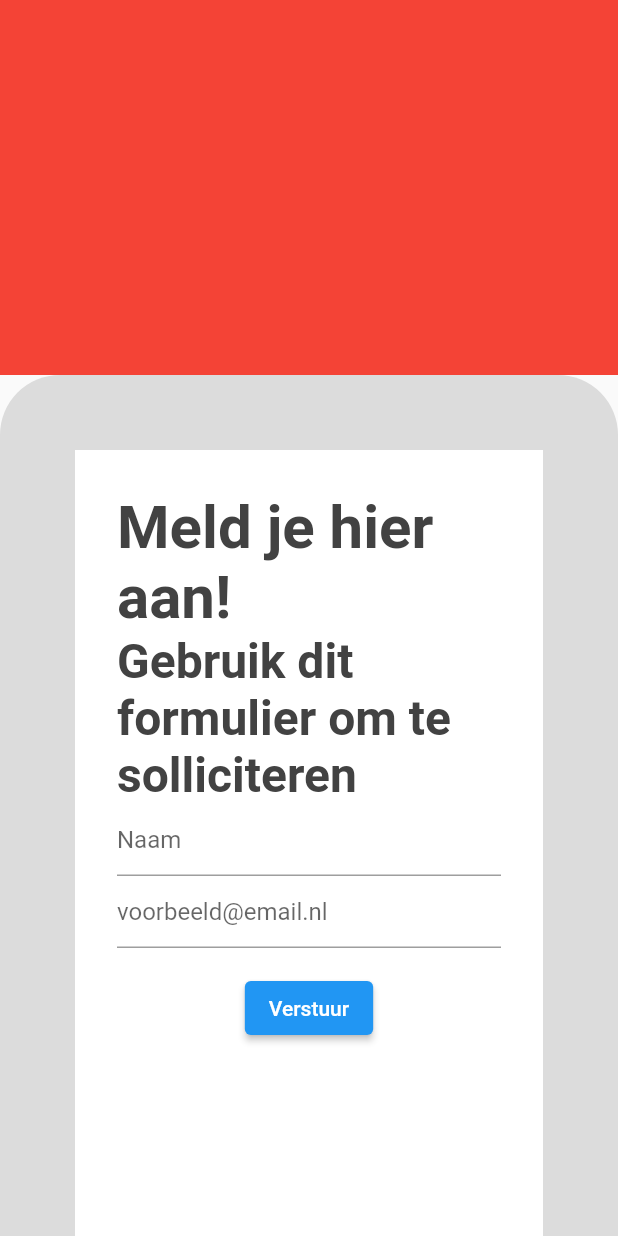
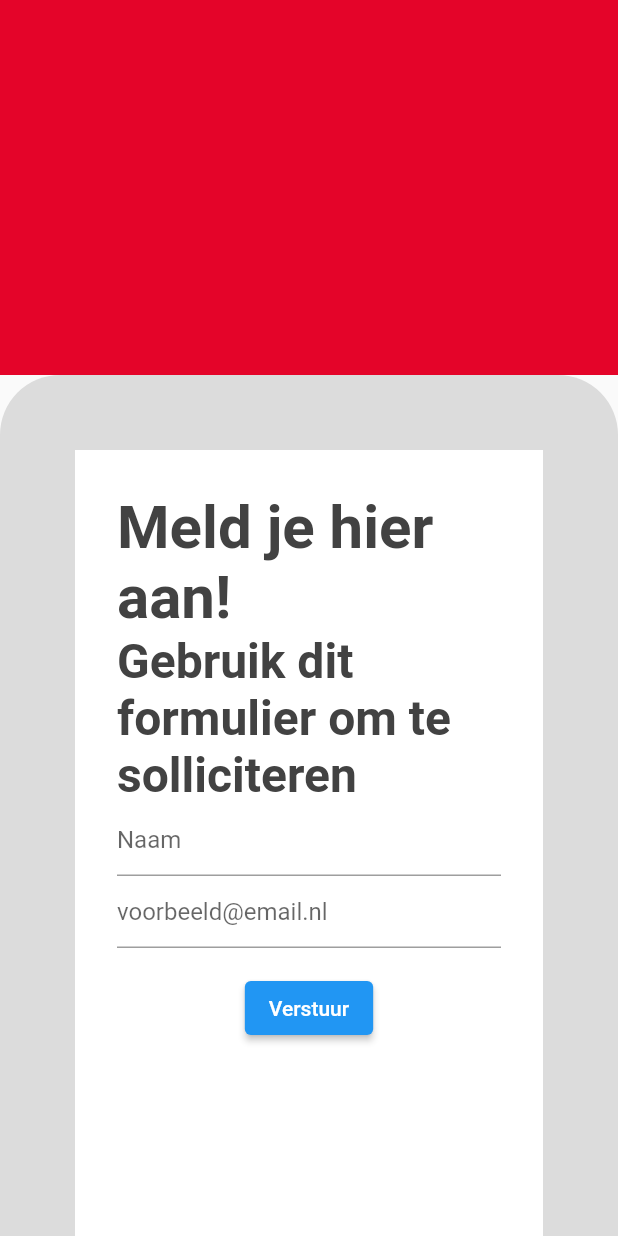
Before and after one commit to CZ-connect/CZ-Connect, a Flutter app: the screen it shows after launch, on a phone screen of 412 x 824 dp. Run offline on Flutter 3.47's test engine with Material 2 defaults, Android fonts, the phone set to English and light mode, and no system bars; our stand-ins replace email_validator.

Commit message:
color changes

```diff
--- a/cz_app/lib/widget/app/referral_form/topAppLayout.dart
+++ b/cz_app/lib/widget/app/referral_form/topAppLayout.dart
@@ -2,12 +2,14 @@ import 'package:flutter/material.dart';
 import 'package:flutter/widgets.dart';
 
 class topAppWidget extends StatelessWidget {
+  static const color = Color(0xFFE40429);
+
   @override
   Widget build(BuildContext context) {
-    //TODO make this filllable with widtgets
+    //TODO make this fillable with widgets
     return Center(
       child: Container(
-        decoration: const BoxDecoration(color: Colors.red),
+        decoration: BoxDecoration(color: color),
         width: double.maxFinite,
         height: 250.0,
       ),
```
